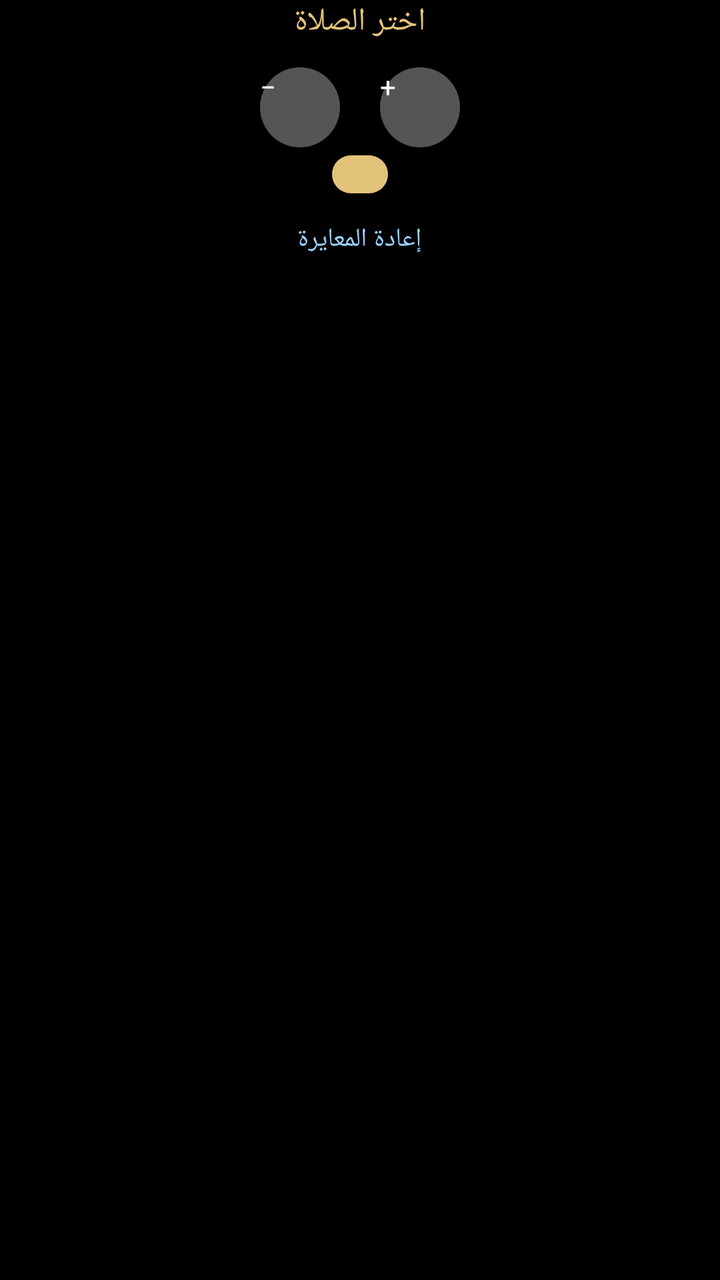
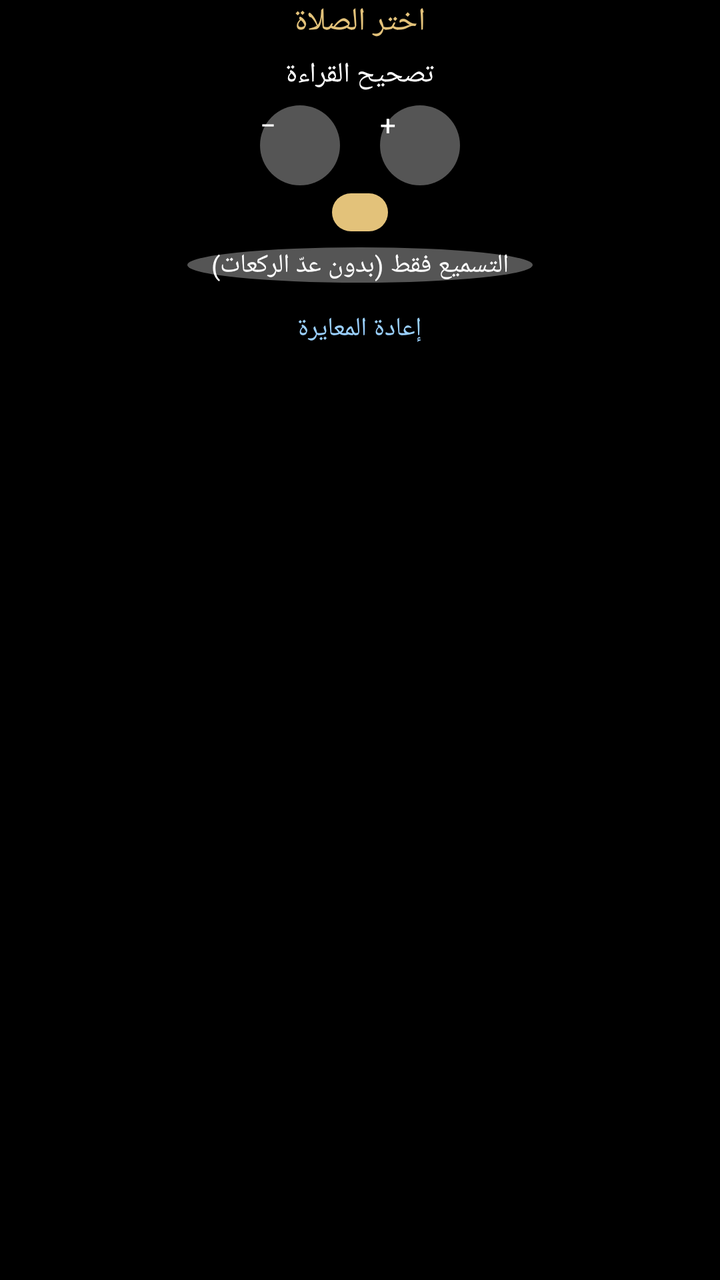

The first picture is an Android layout as it rendered before a commit; the second is the same layout after the commit. The layout source and the unified diff follow.
<!-- AndroidManifest.xml: activity theme FullScreenTheme -->
<!-- res/layout/activity_prayer.xml -->
<?xml version="1.0" encoding="utf-8"?>
<FrameLayout xmlns:android="http://schemas.android.com/apk/res/android"
    android:layout_width="match_parent"
    android:layout_height="match_parent"
    android:background="#000000">

    <ScrollView
        android:id="@+id/picker"
        android:layout_width="match_parent"
        android:layout_height="match_parent"
        android:fillViewport="true"
        android:scrollbars="none">

        <LinearLayout
            android:id="@+id/picker_list"
            android:layout_width="match_parent"
            android:layout_height="wrap_content"
            android:gravity="center_horizontal"
            android:layoutDirection="rtl"
            android:orientation="vertical">

            <TextView
                android:layout_width="wrap_content"
                android:layout_height="wrap_content"
                android:layout_marginBottom="6dp"
                android:text="@string/prayer_choose"
                android:textColor="#E3C27A"
                android:textSize="16sp" />

            <LinearLayout
                android:id="@+id/prayer_buttons"
                android:layout_width="match_parent"
                android:layout_height="wrap_content"
                android:orientation="vertical" />

            <LinearLayout
                android:layout_width="wrap_content"
                android:layout_height="wrap_content"
                android:layout_marginTop="6dp"
                android:gravity="center_vertical"
                android:orientation="horizontal">

                <Button
                    android:id="@+id/other_minus"
                    android:layout_width="40dp"
                    android:layout_height="40dp"
                    android:background="@drawable/toggle_off"
                    android:text="−"
                    android:textColor="#FFFFFF" />

                <TextView
                    android:id="@+id/other_count"
                    android:layout_width="wrap_content"
                    android:layout_height="wrap_content"
                    android:layout_marginHorizontal="10dp"
                    android:textColor="#FFFFFF"
                    android:textSize="18sp" />

                <Button
                    android:id="@+id/other_plus"
                    android:layout_width="40dp"
                    android:layout_height="40dp"
                    android:background="@drawable/toggle_off"
                    android:text="+"
                    android:textColor="#FFFFFF" />
            </LinearLayout>

            <Button
                android:id="@+id/other_start"
                android:layout_width="wrap_content"
                android:layout_height="wrap_content"
                android:layout_marginTop="4dp"
                android:background="@drawable/pill"
                android:paddingHorizontal="14dp"
                android:textColor="#000000"
                android:textSize="14sp" />

            <TextView
                android:id="@+id/recalibrate"
                android:layout_width="wrap_content"
                android:layout_height="wrap_content"
                android:layout_marginTop="8dp"
                android:background="?android:attr/selectableItemBackground"
                android:padding="6dp"
                android:text="@string/prayer_recalibrate"
                android:textColor="#9AD0FF"
                android:textSize="13sp" />
        </LinearLayout>
    </ScrollView>

    <LinearLayout
        android:id="@+id/live"
        android:layout_width="match_parent"
        android:layout_height="match_parent"
        android:gravity="center"
        android:orientation="vertical"
        android:visibility="gone">

        <TextView
            android:id="@+id/live_name"
            android:layout_width="wrap_content"
            android:layout_height="wrap_content"
            android:textColor="#E3C27A"
            android:textSize="16sp" />

        <TextView
            android:id="@+id/live_rakah"
            android:layout_width="wrap_content"
            android:layout_height="wrap_content"
            android:textColor="#FFFFFF"
            android:textSize="54sp" />

        <TextView
            android:id="@+id/live_posture"
            android:layout_width="wrap_content"
            android:layout_height="wrap_content"
            android:textColor="#9A9A9A"
            android:textSize="14sp" />

        <TextView
            android:layout_width="wrap_content"
            android:layout_height="wrap_content"
            android:layout_marginTop="6dp"
            android:gravity="center"
            android:text="@string/prayer_hint"
            android:textColor="#777777"
            android:textSize="11sp" />

        <Button
            android:id="@+id/live_end"
            android:layout_width="wrap_content"
            android:layout_height="wrap_content"
            android:layout_marginTop="6dp"
            android:background="@drawable/toggle_off"
            android:paddingHorizontal="16dp"
            android:text="@string/prayer_end"
            android:textColor="#FFFFFF"
            android:textSize="14sp" />
    </LinearLayout>
</FrameLayout>
<!-- resources referenced by this layout -->
<resources>
  <!-- drawable pill (drawable) -->
  <?xml version="1.0" encoding="utf-8"?>
  <shape xmlns:android="http://schemas.android.com/apk/res/android" android:shape="rectangle">
      <solid android:color="#E3C27A" />
      <corners android:radius="20dp" />
  </shape>
  <!-- drawable toggle_off (drawable) -->
  <?xml version="1.0" encoding="utf-8"?>
  <shape xmlns:android="http://schemas.android.com/apk/res/android" android:shape="oval">
      <solid android:color="#555555" />
      
  </shape>
  <string name="prayer_choose">اختر الصلاة</string>
  <string name="prayer_end">إنهاء</string>
  <string name="prayer_hint">هزّ اليد: عدد الركعات المتبقية\nالإطار: تصحيح العدد</string>
  <string name="prayer_recalibrate">إعادة المعايرة</string>
  <style name="FullScreenTheme" parent="@android:style/Theme.DeviceDefault.NoActionBar">
          
          <item name="android:windowSwipeToDismiss">false</item>
          <item name="android:windowBackground">@android:color/black</item>
      </style>
</resources>

<!-- the commit's change to res/layout/activity_prayer.xml (unified diff, before → after) -->
@@ -26,6 +26,15 @@
                 android:text="@string/prayer_choose"
                 android:textColor="#E3C27A"
                 android:textSize="16sp" />
+
+            <CheckBox
+                android:id="@+id/recite_toggle"
+                android:layout_width="wrap_content"
+                android:layout_height="wrap_content"
+                android:checked="true"
+                android:text="@string/recite_toggle"
+                android:textColor="#FFFFFF"
+                android:textSize="14sp" />
 
             <LinearLayout
                 android:id="@+id/prayer_buttons"
@@ -75,6 +84,17 @@
                 android:textColor="#000000"
                 android:textSize="14sp" />
 
+            <Button
+                android:id="@+id/recite_only"
+                android:layout_width="wrap_content"
+                android:layout_height="wrap_content"
+                android:layout_marginTop="8dp"
+                android:background="@drawable/toggle_off"
+                android:paddingHorizontal="12dp"
+                android:text="@string/recite_only"
+                android:textColor="#FFFFFF"
+                android:textSize="13sp" />
+
             <TextView
                 android:id="@+id/recalibrate"
                 android:layout_width="wrap_content"
@@ -118,6 +138,15 @@
             android:textSize="14sp" />
 
         <TextView
+            android:id="@+id/live_recite"
+            android:layout_width="wrap_content"
+            android:layout_height="wrap_content"
+            android:layout_marginTop="4dp"
+            android:textColor="#9AD0FF"
+            android:textSize="14sp"
+            android:visibility="gone" />
+
+        <TextView
             android:layout_width="wrap_content"
             android:layout_height="wrap_content"
             android:layout_marginTop="6dp"
<!-- resource entries referenced after the edit -->
@@ -16,6 +16,8 @@
   <string name="prayer_end">إنهاء</string>
   <string name="prayer_hint">هزّ اليد: عدد الركعات المتبقية\nالإطار: تصحيح العدد</string>
   <string name="prayer_recalibrate">إعادة المعايرة</string>
+  <string name="recite_only">التسميع فقط (بدون عدّ الركعات)</string>
+  <string name="recite_toggle">تصحيح القراءة</string>
   <style name="FullScreenTheme" parent="@android:style/Theme.DeviceDefault.NoActionBar">
           
           <item name="android:windowSwipeToDismiss">false</item>
